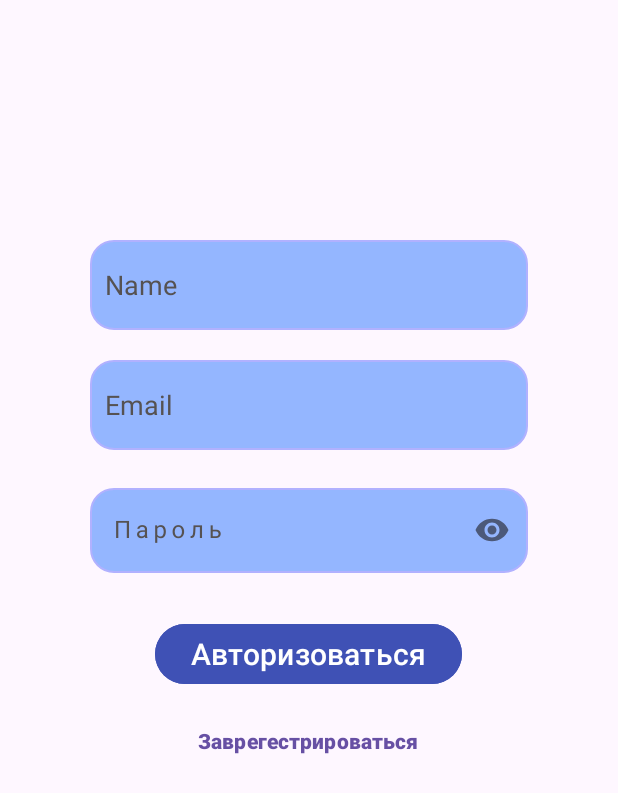
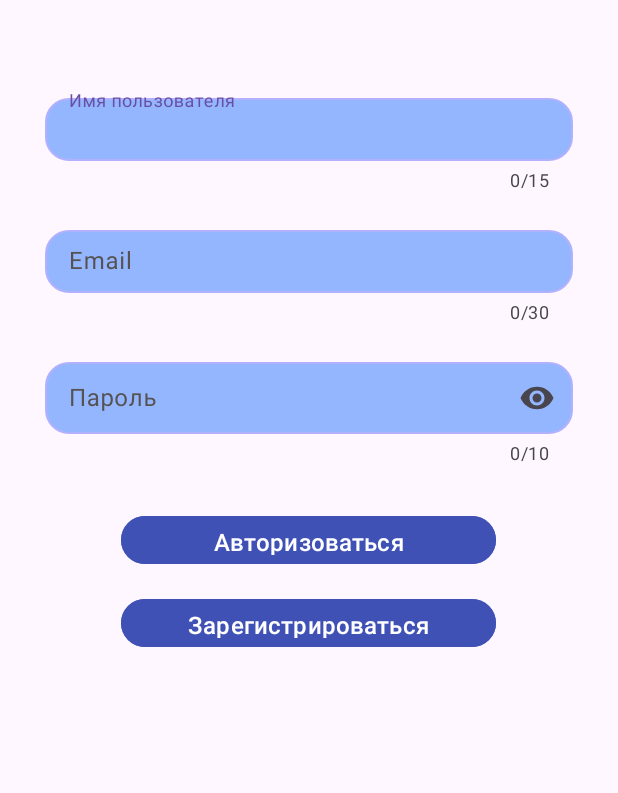
Before and after one commit to Hilnik1848/Client, an Android app: the layout activity_login.xml on its own in the app's theme, with its tools: preview values and no code run, on a phone screen of 412 x 824 dp. Shown: the top 793 px of the screen. Run offline under Robolectric (Android 15) with nearby library versions, the phone set to English and light mode, and no system bars.

Commit message:
Часть3

```diff
--- a/app/src/main/AndroidManifest.xml
+++ b/app/src/main/AndroidManifest.xml
@@ -14,7 +14,7 @@
         android:theme="@style/Theme.MyApplication"
         tools:targetApi="31">
         <activity
-            android:name=".MainActivity"
+            android:name=".LoginActivity"
             android:exported="true">
             <intent-filter>
                 <action android:name="android.intent.action.MAIN" />
@@ -22,6 +22,9 @@
                 <category android:name="android.intent.category.LAUNCHER" />
             </intent-filter>
         </activity>
+        <activity
+            android:name=".MainActivity"
+            android:exported="true"/>
     </application>
 
 </manifest>
--- a/app/src/main/java/com/example/myapplication/Adapters/OrdersAdapter.java
+++ b/app/src/main/java/com/example/myapplication/Adapters/OrdersAdapter.java
@@ -40,7 +40,6 @@ public class OrdersAdapter extends RecyclerView.Adapter<OrdersAdapter.ViewHolder
         holder.nameTxV.setText(order.getName());
         holder.dateTxV.setText(order.getDate());
         holder.catNameTxV.setText(order.getCategory().getName());
-        // TODO
         String url = "https://jlspqghcxxwxjzzpflrf.supabase.co/storage/v1/object/public/imegeorder/";
         Glide.with(context)
                 .load(url + order.getAvatar_name())
--- a/app/src/main/java/com/example/myapplication/MainActivity.java
+++ b/app/src/main/java/com/example/myapplication/MainActivity.java
@@ -40,10 +40,7 @@ public class MainActivity extends AppCompatActivity {
         super.onCreate(savedInstanceState);
         setContentView(R.layout.activity_orders);
         init();
-        //TODO
-        DataBinding.saveBearerToken("Bearer eyJhbGciOiJIUzI1NiIsInR5cCI6IkpXVCJ9.eyJpc3MiOiJzdXBhYmFzZSIsInJlZiI6Impsc3BxZ2hjeHh3eGp6enBmbHJmIiwicm9sZSI6ImFub24iLCJpYXQiOjE3NDcwMzI5MjksImV4cCI6MjA2MjYwODkyOX0.zOLj7zlQfyMTVmUZP8ERMDpyaMrtLEIcVTm37tYPuYw");
-        DataBinding.saveUuidUser("6a86d7e2-b7cb-4fbd-ae22-cb656e68250f");
-        //TODO
+
         getAllOrders();
         getCurrentUser();
     }
--- a/app/src/main/java/com/example/myapplication/Models/Order.java
+++ b/app/src/main/java/com/example/myapplication/Models/Order.java
@@ -1,7 +1,4 @@
 package com.example.myapplication.Models;
-
-
-
 
     public class Order {
         private int id;
--- a/app/src/main/java/com/example/myapplication/Models/Profile.java
+++ b/app/src/main/java/com/example/myapplication/Models/Profile.java
@@ -3,7 +3,6 @@ package com.example.myapplication.Models;
 public class Profile {
         private String id;
         private String username;
-
         private String avatar_url;
 
     public String getId() {
--- a/app/src/main/res/layout/activity_login.xml
+++ b/app/src/main/res/layout/activity_login.xml
@@ -1,75 +1,102 @@
 <?xml version="1.0" encoding="utf-8"?>
+
 <LinearLayout xmlns:android="http://schemas.android.com/apk/res/android"
+    xmlns:app="http://schemas.android.com/apk/res-auto"
     android:layout_width="match_parent"
     android:layout_height="match_parent"
-    xmlns:app="http://schemas.android.com/apk/res-auto"
     android:orientation="vertical"
-    android:layout_margin="60dp"
-    >
+    android:padding="30dp">
 
-
-    <EditText
-        android:id="@+id/Name"
+    <!-- Поле имени пользователя -->
+    <com.google.android.material.textfield.TextInputLayout
+        android:id="@+id/usernameTextLayout"
         android:layout_width="match_parent"
-        android:layout_height="60dp"
-        android:hint="Name"
-        android:layout_marginTop="100dp"
-        android:padding="10dp"
-        android:textColorHint="#565252"
-        android:background="@drawable/res1"
-        android:inputType="textEmailAddress|text"/>
-
-    <EditText
-        android:id="@+id/email"
-        android:layout_width="match_parent"
-        android:layout_height="60dp"
-        android:hint="Email"
-        android:layout_marginTop="20dp"
-        android:padding="10dp"
-        android:textColorHint="#565252"
-        android:background="@drawable/res1"
-        android:inputType="textEmailAddress|text"/>
-
-    <com.google.android.material.textfield.TextInputLayout
-        android:layout_marginTop="20dp"
-        style="@style/Widget.MaterialComponents.TextInputLayout.OutlinedBox"        android:layout_width="match_parent"
         android:layout_height="wrap_content"
-        android:textColorHint="#565252"
-        app:endIconMode="password_toggle"
-        android:hint="Пароль">
+        android:layout_marginTop="30dp"
+        android:hint="Имя пользователя"
+        app:endIconMode="none"
+        app:counterEnabled="true"
+        app:counterMaxLength="15"
+        app:errorEnabled="true"
+        android:textColorHint="#565252">
 
         <com.google.android.material.textfield.TextInputEditText
-            android:id="@+id/password"
+            android:id="@+id/usernameText"
+            android:layout_width="match_parent"
+            android:layout_height="wrap_content"
+            android:background="@drawable/res1"
+            android:inputType="textPersonName"
+            android:padding="10dp" />
+    </com.google.android.material.textfield.TextInputLayout>
+
+    <!-- Поле email -->
+    <com.google.android.material.textfield.TextInputLayout
+        android:id="@+id/emailTextLayout"
+        android:layout_width="match_parent"
+        android:layout_height="wrap_content"
+        android:layout_marginTop="20dp"
+        android:hint="Email"
+        app:endIconMode="none"
+        app:counterEnabled="true"
+        app:counterMaxLength="30"
+        app:errorEnabled="true"
+        android:textColorHint="#565252">
+
+        <com.google.android.material.textfield.TextInputEditText
+            android:id="@+id/emailText"
+            android:layout_width="match_parent"
+            android:layout_height="wrap_content"
+            android:background="@drawable/res1"
+            android:inputType="textEmailAddress"
+            android:padding="10dp" />
+    </com.google.android.material.textfield.TextInputLayout>
+
+    <!-- Поле пароля -->
+    <com.google.android.material.textfield.TextInputLayout
+        android:id="@+id/passwordTextLayout"
+        android:layout_width="match_parent"
+        android:layout_height="wrap_content"
+        android:layout_marginTop="20dp"
+        android:hint="Пароль"
+        app:endIconMode="password_toggle"
+        app:errorEnabled="true"
+        android:textColorHint="#565252"
+        app:counterEnabled="true"
+        app:counterMaxLength="10">
+
+        <com.google.android.material.textfield.TextInputEditText
+            android:id="@+id/passwordText"
             android:layout_width="match_parent"
             android:layout_height="wrap_content"
             android:background="@drawable/res1"
             android:inputType="textPassword"
-            android:letterSpacing="0.2"/>
+            android:padding="10dp" />
     </com.google.android.material.textfield.TextInputLayout>
 
+    <!-- Кнопка Авторизоваться -->
     <Button
-        android:id="@+id/logInBtn"
-        android:layout_width="wrap_content"
-        android:layout_height="wrap_content"
-        android:layout_gravity="center"
+        android:id="@+id/loginBtn"
+        android:layout_width="250dp"
+        android:layout_height="40dp"
+        android:layout_gravity="center_horizontal"
         android:layout_marginTop="30dp"
         android:backgroundTint="#3F51B5"
-        android:onClick="LogIn"
         android:text="Авторизоваться"
         android:textColor="@color/white"
-        android:textSize="20sp" />
+        android:textSize="16sp" />
 
+    <!-- Кнопка Зарегистрироваться -->
     <Button
-        android:id="@+id/forgot_pas"
-        style="@style/Widget.Material3.Button.TextButton"
-        android:layout_margin="10dp"
-        android:layout_width="wrap_content"
-        android:layout_height="wrap_content"
-        android:text="Заврегестрироваться"
-        android:clickable="true"
-        android:textStyle="bold"
-        android:layout_gravity="center"
-        android:textSize="14sp"/>
+        android:id="@+id/authBtn"
+        android:layout_width="250dp"
+        android:layout_height="40dp"
+        android:layout_gravity="center_horizontal"
+        android:layout_marginTop="15dp"
+        android:backgroundTint="#3F51B5"
+        android:text="Зарегистрироваться"
+        android:textColor="@color/white"
+        android:textSize="16sp" />
+
 
 
 </LinearLayout>
--- a/app/src/main/res/layout/order_item.xml
+++ b/app/src/main/res/layout/order_item.xml
@@ -5,7 +5,6 @@
     android:orientation="horizontal"
     android:padding="16dp">
 
-    <!-- Изображение -->
     <ImageView
         android:id="@+id/imageView"
         android:layout_width="64dp"
@@ -13,14 +12,12 @@
         android:layout_marginEnd="16dp"
         android:src="@drawable/res1" />
 
-    <!-- Контейнер для текстовых полей -->
     <LinearLayout
         android:layout_width="0dp"
         android:layout_height="wrap_content"
         android:layout_weight="1"
         android:orientation="vertical">
 
-        <!-- Первый текстовый элемент -->
         <TextView
             android:id="@+id/nameTextView"
             android:layout_width="match_parent"
@@ -29,7 +26,6 @@
             android:textSize="16sp"
             android:textStyle="bold" />
 
-        <!-- Второй текстовый элемент -->
         <TextView
             android:id="@+id/dateTextView"
             android:layout_width="match_parent"
@@ -38,7 +34,6 @@
             android:text="Sample Description"
             android:textSize="14sp" />
 
-        <!-- Третий текстовый элемент -->
         <TextView
             android:id="@+id/categoryTextView"
             android:layout_width="match_parent"
```
Also changed, not shown: app/src/main/java/com/example/myapplication/LoginActivity.java (added, +269 -0 lines), app/src/main/java/com/example/myapplication/Models/AuthResponse.java (added, +21 -0 lines), app/src/main/java/com/example/myapplication/Models/LoginRequest.java (added, +27 -0 lines), app/src/main/java/com/example/myapplication/Models/ProfileUpdate.java (added, +28 -0 lines), app/src/main/java/com/example/myapplication/Models/User.java (added, +14 -0 lines), app/src/main/java/com/example/myapplication/SupabaseClient.java (+95 -13 lines).
